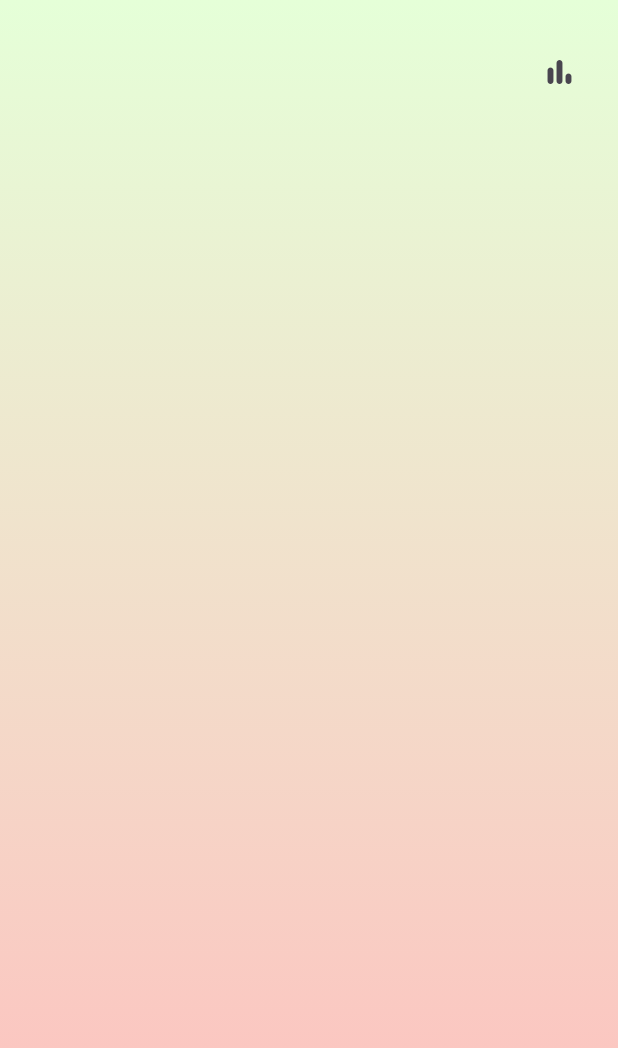
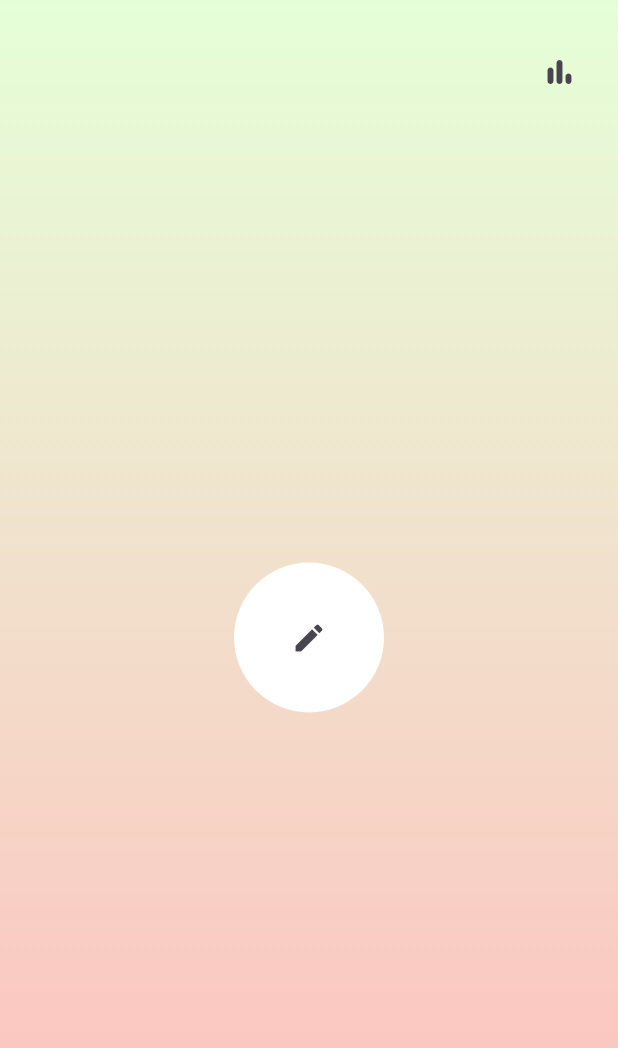
Before and after one commit to gaebaribari/todolist, a Flutter app: the MainScreen screen opened directly, on a phone screen of 412 x 824 dp. Shown: the top 1048 px of the screen. Run offline on Flutter 3.47's test engine with Material 3 defaults, Android fonts, the light colour scheme and no system bars; our stand-ins replace dotted_line, firebase_core, glass_kit, image_gallery_saver, liquid_progress_indicator_v2, screenshot; accounts and stored records are empty.

Commit message:
자잘한거 추가2

```diff
--- a/lib/screens/main_screen.dart
+++ b/lib/screens/main_screen.dart
@@ -1,5 +1,3 @@
-import 'dart:ui';
-
 import 'package:flutter/material.dart';
 import 'package:provider/provider.dart';
 import 'package:todolist/providers/goals.dart';
@@ -7,6 +5,7 @@ import 'package:intl/intl.dart';
 import 'package:todolist/screens/memo_screen.dart';
 import 'package:todolist/screens/statics_screen.dart';
 import 'package:glass_kit/glass_kit.dart';
+import 'package:todolist/widgets/check_container.dart';
 
 class MainScreen extends StatefulWidget {
   const MainScreen({Key? key}) : super(key: key);
@@ -16,20 +15,43 @@ class MainScreen extends StatefulWidget {
 }
 
 class _MainScreenState extends State<MainScreen> {
+  bool _isButtonVisible = true;
+
   @override
   Widget build(BuildContext context) {
-    List<Map<String, dynamic>> todoData = Provider.of<Goals>(context).goals;
+    List<Map<String, dynamic>> todoData = Provider
+        .of<Goals>(context)
+        .goals;
 
     var now = DateTime.now();
     int formattedDate = int.parse(DateFormat('yyMMdd').format(now));
     int lastDate = formattedDate + 7;
+
+
+    Map<String, dynamic>? todayTodo = todoData.firstWhere(
+          (element) =>
+      element['date'] == formattedDate && !element['completed'],
+      orElse: () => {},
+    );
+
+    if (todayTodo.isNotEmpty) {
+      setState(() {
+        _isButtonVisible = true;
+      });
+    } else {
+      setState(() {
+        _isButtonVisible = false;
+      });
+    }
+
 
     if (formattedDate > lastDate) {
       Future.delayed(Duration.zero, () {
         Navigator.pushReplacement(
           context,
           MaterialPageRoute(
-              builder: (context) => (StaticsScreen(
+              builder: (context) =>
+              (StaticsScreen(
                 isLastDate: true,
               ))),
         );
@@ -63,21 +85,27 @@ class _MainScreenState extends State<MainScreen> {
             ),
           ],
         ),
-        body: Container(
-          child: Stack(
-            children: [
-              ...todoData
-                  .where((item) =>
-                      item['date'] >= formattedDate && !item['completed'])
-                  .take(3)
-                  .map((item) {
-                    return AnimatedPositioned(
+        body: Center(
+          child: GestureDetector(
+            onTap: () {
+              setState(() {
+                _isButtonVisible = !_isButtonVisible;
+              });
+            },
+            child: AnimatedSwitcher(
               duration: Duration(milliseconds: 500),
-                      curve: Curves.easeInOut,
-                      top: item['topPosition'],
-                      left: item['sidePosition'],
-                      right: item['sidePosition'],
-                      child: Container(
+              transitionBuilder: (Widget child, Animation<double> animation) {
+                return ScaleTransition(
+                  scale: CurvedAnimation(
+                      parent: animation, curve: Curves.easeInOut),
+                  child: child,
+                );
+              },
+              child: _isButtonVisible ?
+              Container(
+                key: UniqueKey(),
+                width: 400,
+                height: 700,
                 decoration: BoxDecoration(
                   boxShadow: [
                     BoxShadow(
@@ -86,13 +114,15 @@ class _MainScreenState extends State<MainScreen> {
                       spreadRadius: 4,
                       offset: const Offset(1, 4),
                     )
-                          ], // 그림자의 위치
+                  ],
                 ),
-                        width: item['cardWidth'],
                 child: GlassContainer(
                   padding: EdgeInsets.fromLTRB(20, 0, 20, 10),
                   blur: 400,
-                          height: MediaQuery.of(context).size.height * 0.55,
+                  height: MediaQuery
+                      .of(context)
+                      .size
+                      .height * 0.7,
                   width: 350,
                   margin: EdgeInsets.symmetric(
                       vertical: 20.0, horizontal: 15.0),
@@ -120,15 +150,17 @@ class _MainScreenState extends State<MainScreen> {
                     mainAxisAlignment: MainAxisAlignment.end,
                     crossAxisAlignment: CrossAxisAlignment.start,
                     children: [
-                              Text('${item['id']}일째', style: TextStyle(
+                      Text(
+                        '${todayTodo['id']}일째',
+                        style: TextStyle(
                           color: Colors.black38,
-                              ),),//아니다 회색으로
-                              Text('${item['todo']}'),
+                        ),
+                      ), //아니다 회색으로
+                      Text('${todayTodo['todo']}'),
                       GlassContainer(
                         height: 70,
-                                width: 350,
-                                margin: EdgeInsets.symmetric(
-                                    vertical: 15.0),
+                        width: 400,
+                        margin: EdgeInsets.symmetric(vertical: 15.0),
                         gradient: LinearGradient(
                           colors: [
                             Colors.white.withOpacity(0.80),
@@ -150,69 +182,28 @@ class _MainScreenState extends State<MainScreen> {
                         borderRadius: BorderRadius.circular(10.0),
                         elevation: 8.0,
                         shadowColor: Colors.black.withOpacity(0.40),
-                                child: IconButton(
-                                  splashRadius: 10.0,
-                                  // borderRadius: BorderRadius.circular(10.0),
-                                  icon: Icon(
+                        child: FloatingActionButton(
+                          backgroundColor: Colors.white,
+                          onPressed: () {
+                            setState(() {
+                              Provider.of<Goals>(context, listen: false)
+                                  .changeComplete(todayTodo['id']);
+                            });
+                          },
+                          child: Icon(
                             Icons.check,
                             size: 30,
                           ),
-                                  onPressed: formattedDate == item['date']
-                                      ? () {
-                                          setState(() {
-                                            Provider.of<Goals>(context,
-                                                    listen: false)
-                                                .changeComplete(item['id']);
-                                            Provider.of<Goals>(context,
-                                                    listen: false)
-                                                .changePosition(
-                                                    context, item['date'] - 1);
-                                          });
-                                        }
-                                      : formattedDate == lastDate
-                                          ? () {
-                                              Navigator.push(
-                                                context,
-                                                MaterialPageRoute(
-                                                    builder: (context) =>
-                                                        StaticsScreen(
-                                                            isLastDate: true)),
-                                              );
-                                            }
-                                          : null,
                         ),
                       ),
                     ],
                   ),
                 ),
+              ) : CheckContainer(),
+            ),),
         ),
-                    );
-                  })
-                  .toList()
-                  .reversed,
-            ],
-          ),
-        ),
-        floatingActionButton: Provider.of<Goals>(context).goals.any((item) {
-          return item['date'] == formattedDate && item['completed'];
-        })
-            ? FloatingActionButton(
-                shape: RoundedRectangleBorder(
-                  borderRadius: BorderRadius.circular(50),
-                ),
-                backgroundColor: Colors.white,
-                onPressed: () {
-                  showModalBottomSheet(
-                    backgroundColor: Colors.red,
-                    context: context,
-                    builder: (BuildContext context) =>
-                        MemoScreen(todayDate: formattedDate),
-                  );
-                },
-                child: Icon(Icons.edit),
-              )
-            : null,
       ),
     );
   }
+
   }
--- /dev/null
+++ b/lib/widgets/check_container.dart
@@ -0,0 +1,35 @@
+import 'package:flutter/material.dart';
+import 'package:todolist/screens/memo_screen.dart';
+import 'package:intl/intl.dart';
+
+
+class CheckContainer extends StatelessWidget {
+  const CheckContainer({super.key});
+
+  @override
+  Widget build(BuildContext context) {
+    var now = DateTime.now();
+    int formattedDate = int.parse(DateFormat('yyMMdd').format(now));
+
+    return Container( // 콜론(:)이 누락되었습니다.
+      key: UniqueKey(),
+      width: 100,
+      height: 100,
+      decoration: BoxDecoration(
+        color: Colors.white,
+        borderRadius: BorderRadius.circular(50),
+      ),
+      child: IconButton(
+        icon: Icon(Icons.edit),
+        onPressed: () {
+          showModalBottomSheet(
+            backgroundColor: Colors.red,
+            context: context,
+            builder: (BuildContext context) =>
+                MemoScreen(todayDate: formattedDate),
+          );
+        },
+      ),
+    );
+  }
+}
--- a/pubspec.yaml
+++ b/pubspec.yaml
@@ -31,6 +31,9 @@ dependencies:
 dev_dependencies:
   flutter_test:
     sdk: flutter
+    ios:
+      # Other ios configuration
+      entitlements: Runner.entitlements
 
 
   flutter_lints: ^2.0.0
```
Also changed, not shown: lib/providers/goals.dart (+0 -21 lines), lib/screens/statics_screen.dart (+40 -20 lines), 5 other files. Lines whose indentation alone changed are shown as unchanged.
